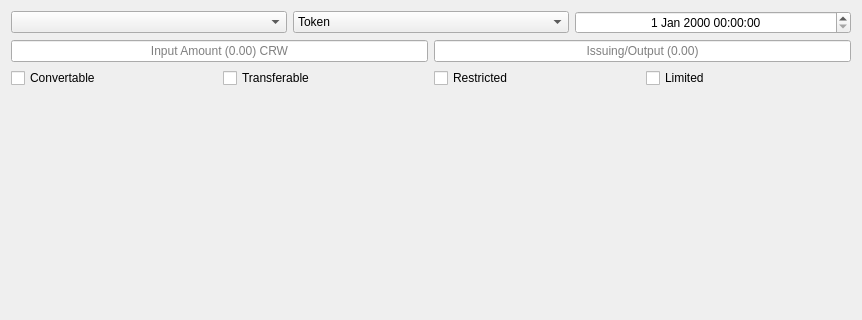
This is src/qt/forms/newassetpage.ui in Crowndev/crown as Qt 5 draws it before an edit; both pictures show x 0 to 862 and y 0 to 320 of the 862 by 535 pixel window. The edited form follows.
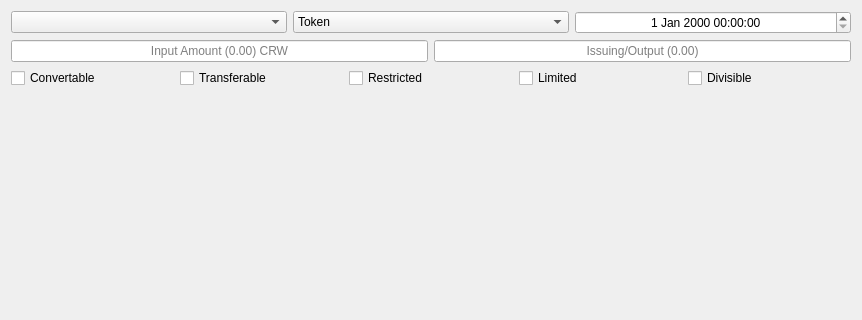
This is the edited form.

Diff of the .ui file:
```diff
--- a/src/qt/forms/newassetpage.ui
+++ b/src/qt/forms/newassetpage.ui
@@ -124,6 +124,13 @@
            </property>
           </widget>
          </item>
+         <item>
+          <widget class="QCheckBox" name="divisiblecheckBox">
+           <property name="text">
+            <string>Divisible</string>
+           </property>
+          </widget>
+         </item>
         </layout>
        </item>
       </layout>
```
